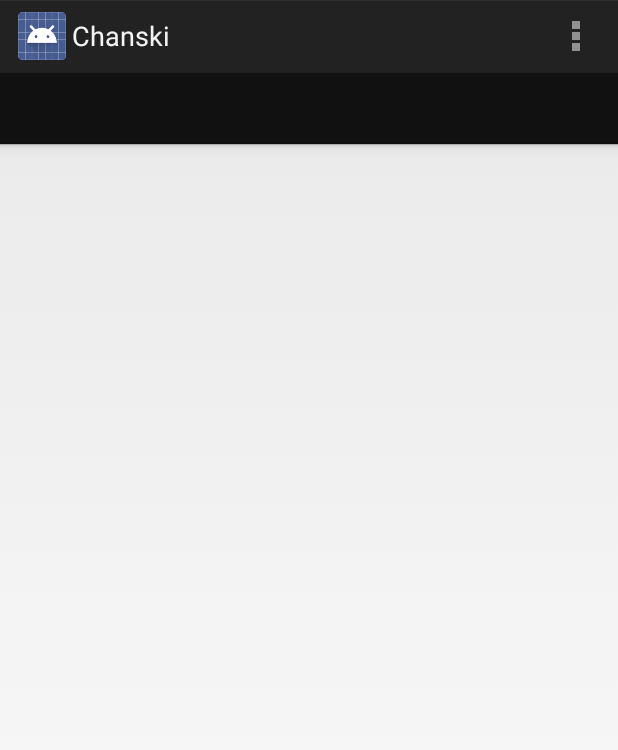
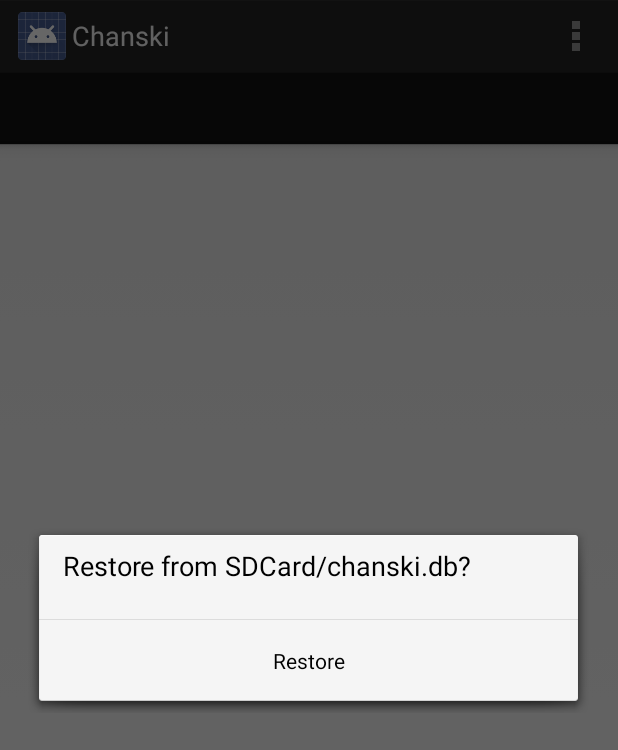
Before and after one commit to chani3/chanski, an Android app: the screen it shows after launch (MainActivity), in the options menu, after a tap on "Backup", on a phone screen of 412 x 824 dp. Shown: the top 750 px of the screen. Run offline under Robolectric (Android 15) with nearby library versions, the phone set to English and light mode, and no system bars; 2 statements that could not run were skipped.

Commit message:
Basic restore function.
It doesn't do any safety checks, but seems to work ok.

```diff
--- a/app/src/main/java/ca/chani/chanski/DatabaseHelper.java
+++ b/app/src/main/java/ca/chani/chanski/DatabaseHelper.java
@@ -14,8 +14,8 @@ import java.util.Calendar;
 class DatabaseHelper extends SQLiteOpenHelper{
     private static String TAG = "DatabaseHelper";
     private static final int DATABASE_VERSION = 3;
-    private static Uri BASE_URI = Uri.parse("content://ca.chani.chanski");
 
+    public static Uri BASE_URI = Uri.parse("content://ca.chani.chanski");
     public static final String DATABASE_FILE = "database.db";
     public static final String ID = "_id";
     public static final Journal JOURNAL = new Journal();
--- a/app/src/main/java/ca/chani/chanski/MainActivity.java
+++ b/app/src/main/java/ca/chani/chanski/MainActivity.java
@@ -15,10 +15,12 @@ import android.accounts.Account;
 import android.accounts.AccountManager;
 import android.app.Activity;
 import android.app.ActionBar;
+import android.app.AlertDialog;
 import android.app.Fragment;
 import android.app.FragmentManager;
 import android.app.FragmentTransaction;
 import android.content.ContentResolver;
+import android.content.DialogInterface;
 import android.os.Environment;
 import android.support.v13.app.FragmentPagerAdapter;
 import android.os.Bundle;
@@ -128,10 +130,28 @@ public class MainActivity extends Activity implements ActionBar.TabListener,
                 return true;
             case R.id.action_backup:
                 doBackup();
+            case R.id.action_restore:
+                confirmRestore();
             case R.id.action_force_sync:
                 forceSync();
         }
         return super.onOptionsItemSelected(item);
+    }
+
+    private void confirmRestore() {
+        //restore, it is destructive. so, we confirm.
+        AlertDialog.Builder builder = new AlertDialog.Builder(this);
+        builder.setMessage(R.string.restore_confirm);
+        builder.setPositiveButton(R.string.restore, new DialogInterface.OnClickListener() {
+            @Override
+            public void onClick(DialogInterface dialogInterface, int i) {
+                Log.d(TAG, "really restoring");
+                doRestore();
+            }
+        });
+
+        AlertDialog dialog = builder.create();
+        dialog.show();
     }
 
     private void forceSync() {
@@ -156,8 +176,25 @@ public class MainActivity extends Activity implements ActionBar.TabListener,
         showMessage(message);
     }
 
+    private void doRestore() {
+        //FIXME what if another thread is writing to the db right now?
+        //FIXME what if the imported database is an older version? invalid?
+        File sdcard = Environment.getExternalStorageDirectory();
+        File base = getFilesDir().getParentFile();
+        File dbs = new File(base, "databases");
+
+        File to = new File(dbs, DatabaseHelper.DATABASE_FILE);
+        File from = new File(sdcard, "chanski.db");
+
+        boolean success = copyFile(from, to);
+
+        int message = success ? R.string.restore_success : R.string.restore_fail;
+        showMessage(message);
+        getContentResolver().notifyChange(DatabaseHelper.BASE_URI, null);
+    }
+
     private boolean copyFile(File from, File to) {
-        Log.d(TAG, String.format("backing up '%s' to '%s'", from.getPath(), to.getPath()));
+        Log.d(TAG, String.format("copying '%s' to '%s'", from.getPath(), to.getPath()));
 
         InputStream is = null;
         OutputStream os = null;
--- a/app/src/main/res/menu/main.xml
+++ b/app/src/main/res/menu/main.xml
@@ -9,6 +9,8 @@
 
     <item android:id="@+id/action_backup"
         android:title="@string/action_backup" />
+    <item android:id="@+id/action_restore"
+        android:title="@string/action_restore" />
     <item android:id="@+id/action_force_sync"
         android:title="@string/action_force_sync" />
 </menu>
--- a/app/src/main/res/values/strings.xml
+++ b/app/src/main/res/values/strings.xml
@@ -11,6 +11,11 @@
     <string name="backup_fail">Backup failed. :(</string>
     <string name="action_share">Share...</string>
     <string name="action_force_sync">Force Sync</string>
+    <string name="action_restore">Restore</string>
+    <string name="restore_confirm">Restore from SDCard/chanski.db?</string>
+    <string name="restore">Restore</string>
+    <string name="restore_success">Successfully Restored.</string>
+    <string name="restore_fail">Restore failed. :(</string>
 
 
     <string-array name="journal_modes_display">
```
